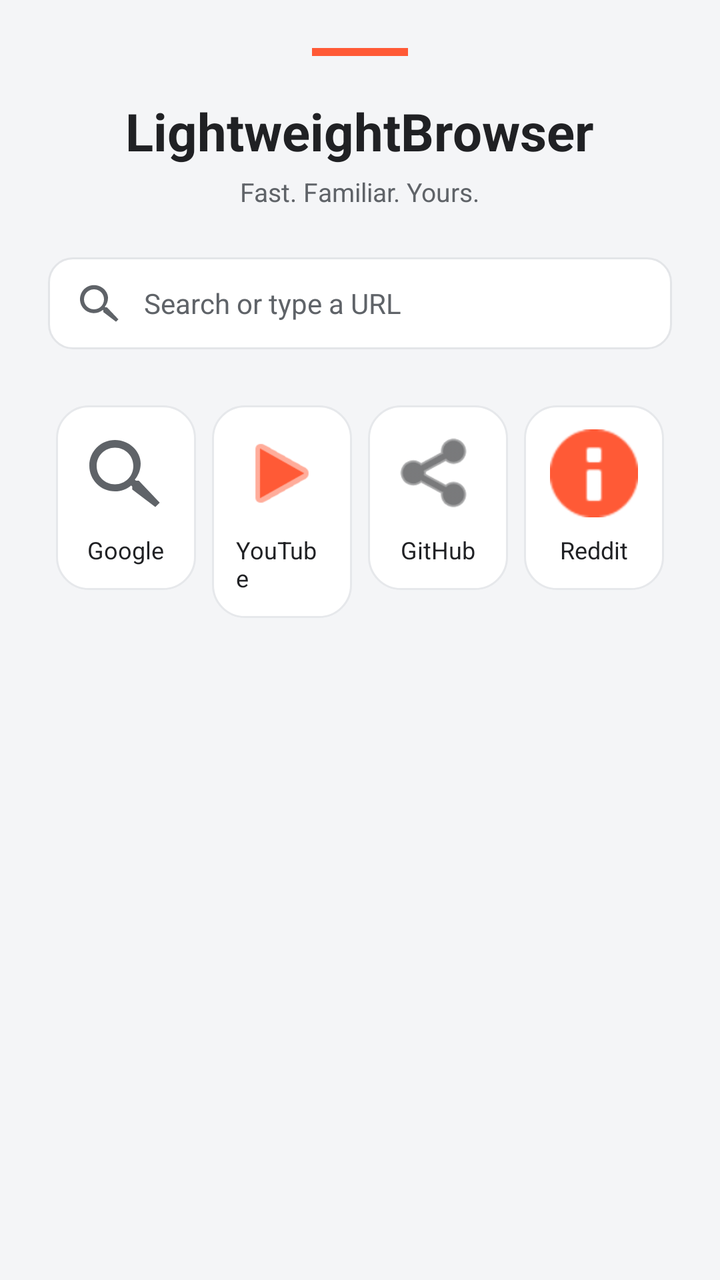
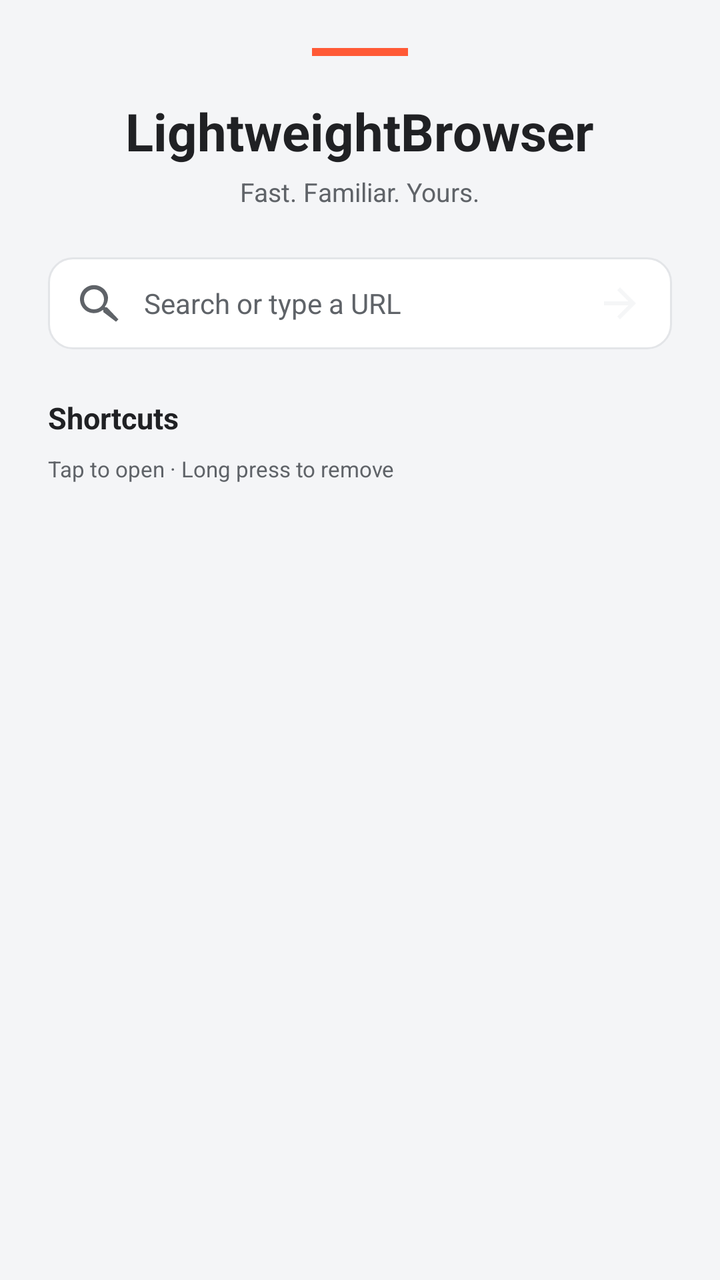

Compare the two renders of this Android layout. The source of the first and the diff that turns it into the second are given below.
<!-- AndroidManifest.xml: application theme Theme.LightweightBrowser -->
<!-- res/layout/speed_dial_view.xml -->
<?xml version="1.0" encoding="utf-8"?>
<ScrollView xmlns:android="http://schemas.android.com/apk/res/android"
    android:layout_width="match_parent"
    android:layout_height="match_parent"
    android:background="@color/surface_alt">

    <LinearLayout
        android:layout_width="match_parent"
        android:layout_height="wrap_content"
        android:orientation="vertical"
        android:gravity="center_horizontal"
        android:padding="@dimen/page_padding">

        <View
            android:layout_width="48dp"
            android:layout_height="4dp"
            android:background="@color/brand_accent" />

        <TextView
            android:layout_width="wrap_content"
            android:layout_height="wrap_content"
            android:layout_marginTop="20dp"
            android:text="LightweightBrowser"
            android:textColor="@color/text_primary"
            android:textSize="26sp"
            android:textStyle="bold" />

        <TextView
            android:layout_width="wrap_content"
            android:layout_height="wrap_content"
            android:layout_marginTop="4dp"
            android:layout_marginBottom="24dp"
            android:text="Fast. Familiar. Yours."
            android:textColor="@color/text_secondary"
            android:textSize="13sp" />

        <TextView
            android:id="@+id/startSearchBox"
            android:layout_width="match_parent"
            android:layout_height="46dp"
            android:layout_marginBottom="24dp"
            android:background="@drawable/url_field_background"
            android:contentDescription="Search or type a URL"
            android:drawableStart="@drawable/ic_search"
            android:drawablePadding="10dp"
            android:gravity="center_vertical"
            android:paddingStart="14dp"
            android:paddingEnd="14dp"
            android:text="Search or type a URL"
            android:textColor="@color/text_secondary"
            android:textSize="14sp" />

        <GridLayout
            android:layout_width="match_parent"
            android:layout_height="wrap_content"
            android:alignmentMode="alignBounds"
            android:columnCount="4"
            android:rowCount="2"
            android:useDefaultMargins="true">

            <LinearLayout
                android:layout_width="0dp"
                android:layout_height="wrap_content"
                android:layout_columnWeight="1"
                android:orientation="vertical"
                android:gravity="center"
                android:padding="12dp"
                android:clickable="true"
                android:focusable="true"
                android:background="@drawable/shortcut_card_background"
                android:tag="https://www.google.com">

                <ImageView
                    android:layout_width="@dimen/shortcut_icon"
                    android:layout_height="@dimen/shortcut_icon"
                    android:src="@drawable/ic_search"
                    android:tint="@color/text_secondary" />

                <TextView
                    android:layout_width="wrap_content"
                    android:layout_height="wrap_content"
                    android:layout_marginTop="8dp"
                    android:text="Google"
                    android:textColor="@color/text_primary"
                    android:textSize="12sp" />
            </LinearLayout>

            <LinearLayout
                android:layout_width="0dp"
                android:layout_height="wrap_content"
                android:layout_columnWeight="1"
                android:orientation="vertical"
                android:gravity="center"
                android:padding="12dp"
                android:clickable="true"
                android:focusable="true"
                android:background="@drawable/shortcut_card_background"
                android:tag="https://www.youtube.com">

                <ImageView
                    android:layout_width="@dimen/shortcut_icon"
                    android:layout_height="@dimen/shortcut_icon"
                    android:src="@android:drawable/ic_media_play"
                    android:tint="@color/brand_accent" />

                <TextView
                    android:layout_width="wrap_content"
                    android:layout_height="wrap_content"
                    android:layout_marginTop="8dp"
                    android:text="YouTube"
                    android:textColor="@color/text_primary"
                    android:textSize="12sp" />
            </LinearLayout>

            <LinearLayout
                android:layout_width="0dp"
                android:layout_height="wrap_content"
                android:layout_columnWeight="1"
                android:orientation="vertical"
                android:gravity="center"
                android:padding="12dp"
                android:clickable="true"
                android:focusable="true"
                android:background="@drawable/shortcut_card_background"
                android:tag="https://github.com">

                <ImageView
                    android:layout_width="@dimen/shortcut_icon"
                    android:layout_height="@dimen/shortcut_icon"
                    android:src="@android:drawable/ic_menu_share"
                    android:tint="@color/text_primary" />

                <TextView
                    android:layout_width="wrap_content"
                    android:layout_height="wrap_content"
                    android:layout_marginTop="8dp"
                    android:text="GitHub"
                    android:textColor="@color/text_primary"
                    android:textSize="12sp" />
            </LinearLayout>

            <LinearLayout
                android:layout_width="0dp"
                android:layout_height="wrap_content"
                android:layout_columnWeight="1"
                android:orientation="vertical"
                android:gravity="center"
                android:padding="12dp"
                android:clickable="true"
                android:focusable="true"
                android:background="@drawable/shortcut_card_background"
                android:tag="https://www.reddit.com">

                <ImageView
                    android:layout_width="@dimen/shortcut_icon"
                    android:layout_height="@dimen/shortcut_icon"
                    android:src="@android:drawable/ic_dialog_info"
                    android:tint="@color/brand_accent" />

                <TextView
                    android:layout_width="wrap_content"
                    android:layout_height="wrap_content"
                    android:layout_marginTop="8dp"
                    android:text="Reddit"
                    android:textColor="@color/text_primary"
                    android:textSize="12sp" />
            </LinearLayout>

        </GridLayout>
    </LinearLayout>
</ScrollView>
<!-- resources referenced by this layout -->
<resources>
  <color name="brand_accent">#FFFF5A36</color>
  <color name="surface_alt">#FFF4F5F7</color>
  <color name="text_primary">#FF202124</color>
  <color name="text_secondary">#FF5F6368</color>
  <dimen name="page_padding">24dp</dimen>
  <dimen name="shortcut_icon">44dp</dimen>
  <!-- drawable ic_search (drawable) -->
  <vector xmlns:android="http://schemas.android.com/apk/res/android"
      android:width="24dp"
      android:height="24dp"
      android:viewportWidth="24"
      android:viewportHeight="24">
      <path
          android:fillColor="@color/text_secondary"
          android:pathData="M15.5,14h-0.8l-0.3,-0.3c1,-1.2 1.6,-2.7 1.6,-4.4C16,6 12.9,2.9 9,2.9S2,6 2,9.9s3.1,7 7,7c1.7,0 3.2,-0.6 4.4,-1.6l0.3,0.3v0.8L20,21.2 21.2,20 15.5,14zM9,15c-2.8,0 -5,-2.2 -5,-5s2.2,-5 5,-5 5,2.2 5,5 -2.2,5 -5,5z" />
  </vector>
  <!-- drawable shortcut_card_background (drawable) -->
  <?xml version="1.0" encoding="utf-8"?>
  <shape xmlns:android="http://schemas.android.com/apk/res/android"
      android:shape="rectangle">
      <solid android:color="@color/shortcut_card" />
      <corners android:radius="@dimen/card_radius" />
      <stroke
          android:width="1dp"
          android:color="@color/shortcut_card_border" />
  </shape>
  <!-- drawable url_field_background (drawable) -->
  <?xml version="1.0" encoding="utf-8"?>
  <shape xmlns:android="http://schemas.android.com/apk/res/android"
      android:shape="rectangle">
      <solid android:color="@color/surface" />
      <corners android:radius="@dimen/corner_radius" />
      <stroke
          android:width="1dp"
          android:color="@color/divider" />
  </shape>
  <style name="Theme.LightweightBrowser" parent="Base.Theme.LightweightBrowser" />
  <color name="shortcut_card">#FFFFFFFF</color>
  <dimen name="card_radius">16dp</dimen>
  <color name="shortcut_card_border">#FFE6E8EB</color>
  <color name="surface">#FFFFFFFF</color>
  <dimen name="corner_radius">12dp</dimen>
  <color name="divider">#FFE3E5E8</color>
  <style name="Base.Theme.LightweightBrowser" parent="@android:style/Theme.Material.Light.NoActionBar">
          <item name="android:windowBackground">@color/surface_alt</item>
          <item name="android:colorAccent">@color/brand_accent</item>
          <item name="android:statusBarColor">@color/brand_primary_dark</item>
          <item name="android:navigationBarColor">@color/brand_primary_dark</item>
          <item name="android:textColorPrimary">@color/text_primary</item>
          <item name="android:textColorSecondary">@color/text_secondary</item>
      </style>
  <color name="brand_primary_dark">#FF14161C</color>
</resources>

<!-- the commit's change to res/layout/speed_dial_view.xml (unified diff, before → after) -->
@@ -40,9 +40,12 @@
             android:layout_height="46dp"
             android:layout_marginBottom="24dp"
             android:background="@drawable/url_field_background"
+            android:clickable="true"
             android:contentDescription="Search or type a URL"
             android:drawableStart="@drawable/ic_search"
+            android:drawableEnd="@drawable/ic_arrow_forward"
             android:drawablePadding="10dp"
+            android:focusable="true"
             android:gravity="center_vertical"
             android:paddingStart="14dp"
             android:paddingEnd="14dp"
@@ -50,122 +53,28 @@
             android:textColor="@color/text_secondary"
             android:textSize="14sp" />
 
+        <TextView
+            android:layout_width="match_parent"
+            android:layout_height="wrap_content"
+            android:layout_marginBottom="8dp"
+            android:text="Shortcuts"
+            android:textColor="@color/text_primary"
+            android:textSize="15sp"
+            android:textStyle="bold" />
+
+        <TextView
+            android:layout_width="match_parent"
+            android:layout_height="wrap_content"
+            android:layout_marginBottom="12dp"
+            android:text="Tap to open · Long press to remove"
+            android:textColor="@color/text_secondary"
+            android:textSize="11sp" />
+
         <GridLayout
+            android:id="@+id/shortcutGrid"
             android:layout_width="match_parent"
             android:layout_height="wrap_content"
             android:alignmentMode="alignBounds"
-            android:columnCount="4"
-            android:rowCount="2"
-            android:useDefaultMargins="true">
-
-            <LinearLayout
-                android:layout_width="0dp"
-                android:layout_height="wrap_content"
-                android:layout_columnWeight="1"
-                android:orientation="vertical"
-                android:gravity="center"
-                android:padding="12dp"
-                android:clickable="true"
-                android:focusable="true"
-                android:background="@drawable/shortcut_card_background"
-                android:tag="https://www.google.com">
-
-                <ImageView
-                    android:layout_width="@dimen/shortcut_icon"
-                    android:layout_height="@dimen/shortcut_icon"
-                    android:src="@drawable/ic_search"
-                    android:tint="@color/text_secondary" />
-
-                <TextView
-                    android:layout_width="wrap_content"
-                    android:layout_height="wrap_content"
-                    android:layout_marginTop="8dp"
-                    android:text="Google"
-                    android:textColor="@color/text_primary"
-                    android:textSize="12sp" />
-            </LinearLayout>
-
-            <LinearLayout
-                android:layout_width="0dp"
-                android:layout_height="wrap_content"
-                android:layout_columnWeight="1"
-                android:orientation="vertical"
-                android:gravity="center"
-                android:padding="12dp"
-                android:clickable="true"
-                android:focusable="true"
-                android:background="@drawable/shortcut_card_background"
-                android:tag="https://www.youtube.com">
-
-                <ImageView
-                    android:layout_width="@dimen/shortcut_icon"
-                    android:layout_height="@dimen/shortcut_icon"
-                    android:src="@android:drawable/ic_media_play"
-                    android:tint="@color/brand_accent" />
-
-                <TextView
-                    android:layout_width="wrap_content"
-                    android:layout_height="wrap_content"
-                    android:layout_marginTop="8dp"
-                    android:text="YouTube"
-                    android:textColor="@color/text_primary"
-                    android:textSize="12sp" />
-            </LinearLayout>
-
-            <LinearLayout
-                android:layout_width="0dp"
-                android:layout_height="wrap_content"
-                android:layout_columnWeight="1"
-                android:orientation="vertical"
-                android:gravity="center"
-                android:padding="12dp"
-                android:clickable="true"
-                android:focusable="true"
-                android:background="@drawable/shortcut_card_background"
-                android:tag="https://github.com">
-
-                <ImageView
-                    android:layout_width="@dimen/shortcut_icon"
-                    android:layout_height="@dimen/shortcut_icon"
-                    android:src="@android:drawable/ic_menu_share"
-                    android:tint="@color/text_primary" />
-
-                <TextView
-                    android:layout_width="wrap_content"
-                    android:layout_height="wrap_content"
-                    android:layout_marginTop="8dp"
-                    android:text="GitHub"
-                    android:textColor="@color/text_primary"
-                    android:textSize="12sp" />
-            </LinearLayout>
-
-            <LinearLayout
-                android:layout_width="0dp"
-                android:layout_height="wrap_content"
-                android:layout_columnWeight="1"
-                android:orientation="vertical"
-                android:gravity="center"
-                android:padding="12dp"
-                android:clickable="true"
-                android:focusable="true"
-                android:background="@drawable/shortcut_card_background"
-                android:tag="https://www.reddit.com">
-
-                <ImageView
-                    android:layout_width="@dimen/shortcut_icon"
-                    android:layout_height="@dimen/shortcut_icon"
-                    android:src="@android:drawable/ic_dialog_info"
-                    android:tint="@color/brand_accent" />
-
-                <TextView
-                    android:layout_width="wrap_content"
-                    android:layout_height="wrap_content"
-                    android:layout_marginTop="8dp"
-                    android:text="Reddit"
-                    android:textColor="@color/text_primary"
-                    android:textSize="12sp" />
-            </LinearLayout>
-
-        </GridLayout>
+            android:columnCount="4" />
     </LinearLayout>
 </ScrollView>
<!-- resource entries referenced after the edit -->
@@ -5,7 +5,16 @@
   <color name="text_primary">#FF202124</color>
   <color name="text_secondary">#FF5F6368</color>
   <dimen name="page_padding">24dp</dimen>
-  <dimen name="shortcut_icon">44dp</dimen>
+  <!-- drawable ic_arrow_forward (drawable) -->
+  <vector xmlns:android="http://schemas.android.com/apk/res/android"
+      android:width="24dp"
+      android:height="24dp"
+      android:viewportWidth="24"
+      android:viewportHeight="24">
+      <path
+          android:fillColor="@color/icon_on_dark"
+          android:pathData="M12,4l-1.4,1.4L16.2,11H4v2h12.2l-5.6,5.6L12,20l8,-8z" />
+  </vector>
   <!-- drawable ic_search (drawable) -->
   <vector xmlns:android="http://schemas.android.com/apk/res/android"
       android:width="24dp"
@@ -16,16 +25,6 @@
           android:fillColor="@color/text_secondary"
           android:pathData="M15.5,14h-0.8l-0.3,-0.3c1,-1.2 1.6,-2.7 1.6,-4.4C16,6 12.9,2.9 9,2.9S2,6 2,9.9s3.1,7 7,7c1.7,0 3.2,-0.6 4.4,-1.6l0.3,0.3v0.8L20,21.2 21.2,20 15.5,14zM9,15c-2.8,0 -5,-2.2 -5,-5s2.2,-5 5,-5 5,2.2 5,5 -2.2,5 -5,5z" />
   </vector>
-  <!-- drawable shortcut_card_background (drawable) -->
-  <?xml version="1.0" encoding="utf-8"?>
-  <shape xmlns:android="http://schemas.android.com/apk/res/android"
-      android:shape="rectangle">
-      <solid android:color="@color/shortcut_card" />
-      <corners android:radius="@dimen/card_radius" />
-      <stroke
-          android:width="1dp"
-          android:color="@color/shortcut_card_border" />
-  </shape>
   <!-- drawable url_field_background (drawable) -->
   <?xml version="1.0" encoding="utf-8"?>
   <shape xmlns:android="http://schemas.android.com/apk/res/android"
@@ -37,9 +36,7 @@
           android:color="@color/divider" />
   </shape>
   <style name="Theme.LightweightBrowser" parent="Base.Theme.LightweightBrowser" />
-  <color name="shortcut_card">#FFFFFFFF</color>
-  <dimen name="card_radius">16dp</dimen>
-  <color name="shortcut_card_border">#FFE6E8EB</color>
+  <color name="icon_on_dark">#FFF5F6F7</color>
   <color name="surface">#FFFFFFFF</color>
   <dimen name="corner_radius">12dp</dimen>
   <color name="divider">#FFE3E5E8</color>
